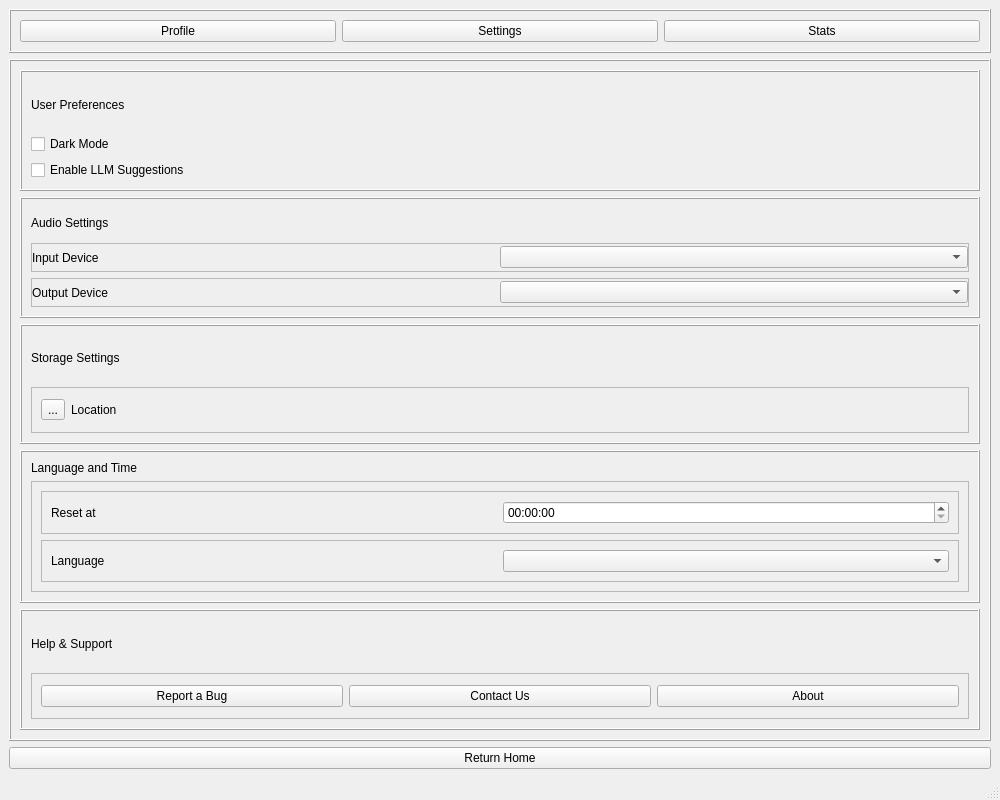
This is qtdesigner/settings_design.ui in Webtamu/shumi as Qt 5 draws it before an edit. The edited form follows.
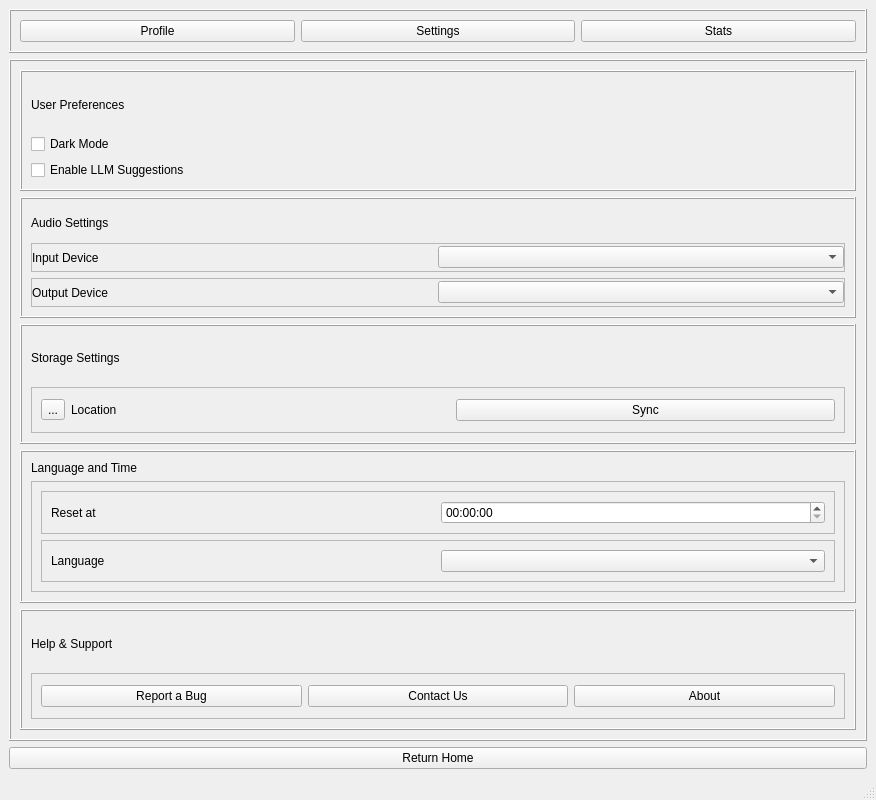
This is the edited form.

```diff
--- a/qtdesigner/settings_design.ui
+++ b/qtdesigner/settings_design.ui
@@ -6,7 +6,7 @@
    <rect>
     <x>0</x>
     <y>0</y>
-    <width>1000</width>
+    <width>876</width>
     <height>800</height>
    </rect>
   </property>
@@ -228,6 +228,13 @@
                </property>
               </widget>
              </item>
+             <item>
+              <widget class="QPushButton" name="btnSync">
+               <property name="text">
+                <string>Sync</string>
+               </property>
+              </widget>
+             </item>
             </layout>
            </widget>
           </item>
```
Left out of the diff: 2 changed lines with no effect on the pictures.
